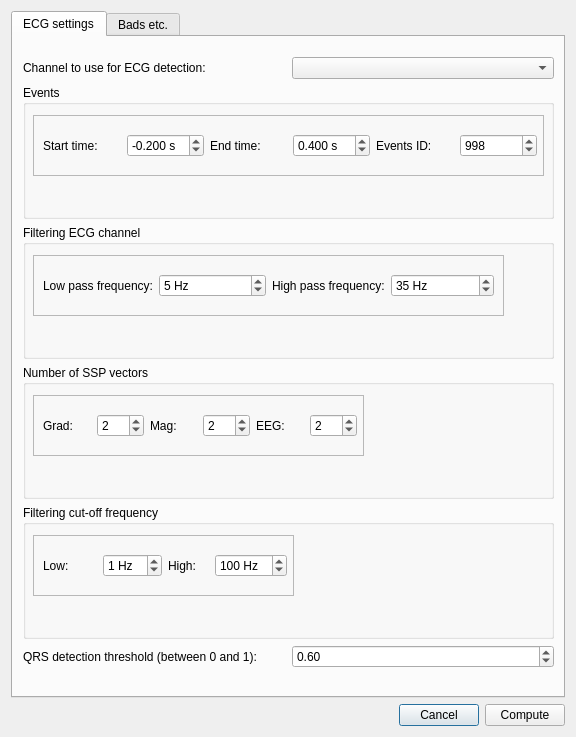
Before: the Qt Designer form meggie/ui/qt4Designer_ui_files/ecgParametersDialog.ui in cibr-jyu/meggie, drawn with Qt 5.
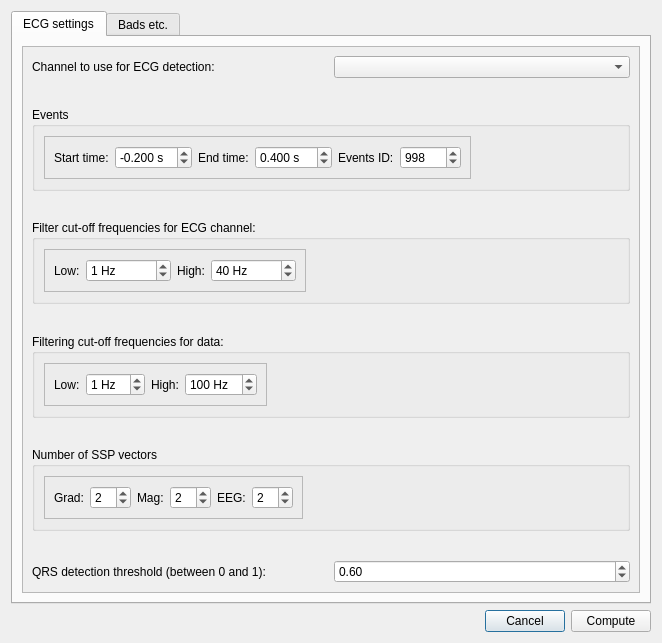
After: the same form once the commit is applied.

Commit message: Default values fixed for ecgParametersDialog + filterDialog

```diff
--- a/meggie/ui/qt4Designer_ui_files/ecgParametersDialog.ui
+++ b/meggie/ui/qt4Designer_ui_files/ecgParametersDialog.ui
@@ -6,8 +6,8 @@
    <rect>
     <x>0</x>
     <y>0</y>
-    <width>576</width>
-    <height>737</height>
+    <width>662</width>
+    <height>643</height>
    </rect>
   </property>
   <property name="windowTitle">
@@ -23,15 +23,23 @@
       <attribute name="title">
        <string>ECG settings</string>
       </attribute>
-      <widget class="QWidget" name="layoutWidget">
+      <layout class="QGridLayout" name="gridLayout_2">
+       <item row="0" column="0">
+        <widget class="QScrollArea" name="scrollArea">
+         <property name="widgetResizable">
+          <bool>true</bool>
+         </property>
+         <widget class="QWidget" name="scrollAreaWidgetContents_2">
        <property name="geometry">
         <rect>
-         <x>10</x>
-         <y>20</y>
-         <width>531</width>
-         <height>611</height>
-        </rect>
-       </property>
+            <x>0</x>
+            <y>0</y>
+            <width>618</width>
+            <height>538</height>
+           </rect>
+          </property>
+          <layout class="QGridLayout" name="gridLayout_7">
+           <item row="0" column="0">
        <layout class="QVBoxLayout" name="verticalLayout_5">
         <item>
          <layout class="QHBoxLayout" name="horizontalLayout_10">
@@ -47,35 +55,35 @@
           </item>
          </layout>
         </item>
+             <item>
+              <spacer name="verticalSpacer_5">
+               <property name="orientation">
+                <enum>Qt::Vertical</enum>
+               </property>
+               <property name="sizeHint" stdset="0">
+                <size>
+                 <width>20</width>
+                 <height>40</height>
+                </size>
+               </property>
+              </spacer>
+             </item>
         <item>
          <widget class="QGroupBox" name="groupBoxEvent">
           <property name="title">
            <string>Events</string>
           </property>
+               <layout class="QFormLayout" name="formLayout_4">
+                <item row="0" column="0">
           <widget class="QFrame" name="frame">
-           <property name="geometry">
-            <rect>
-             <x>10</x>
-             <y>30</y>
-             <width>511</width>
-             <height>61</height>
-            </rect>
-           </property>
            <property name="frameShape">
             <enum>QFrame::StyledPanel</enum>
            </property>
            <property name="frameShadow">
             <enum>QFrame::Raised</enum>
            </property>
-           <widget class="QWidget" name="horizontalLayoutWidget_8">
-            <property name="geometry">
-             <rect>
-              <x>10</x>
-              <y>10</y>
-              <width>494</width>
-              <height>41</height>
-             </rect>
-            </property>
+                  <layout class="QFormLayout" name="formLayout_3">
+                   <item row="0" column="0">
             <layout class="QHBoxLayout" name="horizontalLayout_8">
              <item>
               <layout class="QHBoxLayout" name="horizontalLayout">
@@ -159,46 +167,61 @@
               </layout>
              </item>
             </layout>
-           </widget>
-          </widget>
-         </widget>
+                   </item>
+                  </layout>
+                 </widget>
+                </item>
+               </layout>
+              </widget>
+             </item>
+             <item>
+              <spacer name="verticalSpacer">
+               <property name="orientation">
+                <enum>Qt::Vertical</enum>
+               </property>
+               <property name="sizeHint" stdset="0">
+                <size>
+                 <width>20</width>
+                 <height>40</height>
+                </size>
+               </property>
+              </spacer>
         </item>
         <item>
          <widget class="QGroupBox" name="groupBoxFilteringECG">
           <property name="title">
-           <string>Filtering ECG channel</string>
-          </property>
+                <string>Filter cut-off frequencies for ECG channel:</string>
+               </property>
+               <layout class="QFormLayout" name="formLayout_5">
+                <item row="0" column="0">
           <widget class="QFrame" name="frame_6">
-           <property name="geometry">
-            <rect>
-             <x>10</x>
-             <y>30</y>
-             <width>471</width>
-             <height>61</height>
-            </rect>
-           </property>
            <property name="frameShape">
             <enum>QFrame::StyledPanel</enum>
            </property>
            <property name="frameShadow">
             <enum>QFrame::Raised</enum>
            </property>
-           <widget class="QWidget" name="horizontalLayoutWidget_20">
-            <property name="geometry">
-             <rect>
-              <x>10</x>
-              <y>10</y>
-              <width>451</width>
-              <height>41</height>
-             </rect>
-            </property>
+                  <layout class="QGridLayout" name="gridLayout_3">
+                   <item row="0" column="0">
             <layout class="QHBoxLayout" name="horizontalLayout_18">
+                     <property name="spacing">
+                      <number>6</number>
+                     </property>
+                     <property name="sizeConstraint">
+                      <enum>QLayout::SetDefaultConstraint</enum>
+                     </property>
              <item>
               <layout class="QHBoxLayout" name="horizontalLayout_23">
                <item>
                 <widget class="QLabel" name="labelLowPass">
+                         <property name="sizePolicy">
+                          <sizepolicy hsizetype="Preferred" vsizetype="Preferred">
+                           <horstretch>0</horstretch>
+                           <verstretch>0</verstretch>
+                          </sizepolicy>
+                         </property>
                  <property name="text">
-                  <string>Low pass frequency:</string>
+                          <string>Low:</string>
                  </property>
                 </widget>
                </item>
@@ -207,8 +230,11 @@
                  <property name="suffix">
                   <string> Hz</string>
                  </property>
+                         <property name="maximum">
+                          <number>1000000</number>
+                         </property>
                  <property name="value">
-                  <number>5</number>
+                          <number>1</number>
                  </property>
                 </widget>
                </item>
@@ -219,7 +245,7 @@
                <item>
                 <widget class="QLabel" name="labelHighPass">
                  <property name="text">
-                  <string>High pass frequency:</string>
+                          <string>High:</string>
                  </property>
                 </widget>
                </item>
@@ -229,49 +255,135 @@
                   <string> Hz</string>
                  </property>
                  <property name="maximum">
+                          <number>1000000000</number>
+                         </property>
+                         <property name="value">
+                          <number>40</number>
+                         </property>
+                        </widget>
+                       </item>
+                      </layout>
+                     </item>
+                    </layout>
+                   </item>
+                  </layout>
+                 </widget>
+                </item>
+               </layout>
+              </widget>
+             </item>
+             <item>
+              <spacer name="verticalSpacer_2">
+               <property name="orientation">
+                <enum>Qt::Vertical</enum>
+               </property>
+               <property name="sizeHint" stdset="0">
+                <size>
+                 <width>20</width>
+                 <height>40</height>
+                </size>
+               </property>
+              </spacer>
+             </item>
+             <item>
+              <widget class="QGroupBox" name="groupBoxFilter">
+               <property name="title">
+                <string>Filtering cut-off frequencies for data:</string>
+               </property>
+               <layout class="QFormLayout" name="formLayout_6">
+                <item row="0" column="0">
+                 <widget class="QFrame" name="frame_7">
+                  <property name="frameShape">
+                   <enum>QFrame::StyledPanel</enum>
+                  </property>
+                  <property name="frameShadow">
+                   <enum>QFrame::Raised</enum>
+                  </property>
+                  <layout class="QGridLayout" name="gridLayout_6">
+                   <item row="0" column="0">
+                    <layout class="QHBoxLayout" name="horizontalLayout_25">
+                     <item>
+                      <layout class="QHBoxLayout" name="horizontalLayout_26">
+                       <item>
+                        <widget class="QLabel" name="labelLow">
+                         <property name="text">
+                          <string>Low:</string>
+                         </property>
+                        </widget>
+                       </item>
+                       <item>
+                        <widget class="QSpinBox" name="spinBoxLow">
+                         <property name="suffix">
+                          <string> Hz</string>
+                         </property>
+                         <property name="value">
+                          <number>1</number>
+                         </property>
+                        </widget>
+                       </item>
+                      </layout>
+                     </item>
+                     <item>
+                      <layout class="QHBoxLayout" name="horizontalLayout_27">
+                       <item>
+                        <widget class="QLabel" name="labelHigh">
+                         <property name="text">
+                          <string>High:</string>
+                         </property>
+                        </widget>
+                       </item>
+                       <item>
+                        <widget class="QSpinBox" name="spinBoxHigh">
+                         <property name="suffix">
+                          <string> Hz</string>
+                         </property>
+                         <property name="maximum">
                   <number>1000</number>
                  </property>
                  <property name="value">
-                  <number>35</number>
+                          <number>100</number>
                  </property>
                 </widget>
                </item>
               </layout>
              </item>
             </layout>
-           </widget>
-          </widget>
-         </widget>
+                   </item>
+                  </layout>
+                 </widget>
+                </item>
+               </layout>
+              </widget>
+             </item>
+             <item>
+              <spacer name="verticalSpacer_3">
+               <property name="orientation">
+                <enum>Qt::Vertical</enum>
+               </property>
+               <property name="sizeHint" stdset="0">
+                <size>
+                 <width>20</width>
+                 <height>40</height>
+                </size>
+               </property>
+              </spacer>
         </item>
         <item>
          <widget class="QGroupBox" name="groupBoxSSP">
           <property name="title">
            <string>Number of SSP vectors</string>
           </property>
+               <layout class="QFormLayout" name="formLayout_7">
+                <item row="0" column="0">
           <widget class="QFrame" name="frame_2">
-           <property name="geometry">
-            <rect>
-             <x>10</x>
-             <y>30</y>
-             <width>331</width>
-             <height>61</height>
-            </rect>
-           </property>
            <property name="frameShape">
             <enum>QFrame::StyledPanel</enum>
            </property>
            <property name="frameShadow">
             <enum>QFrame::Raised</enum>
            </property>
-           <widget class="QWidget" name="horizontalLayoutWidget_9">
-            <property name="geometry">
-             <rect>
-              <x>10</x>
-              <y>10</y>
-              <width>314</width>
-              <height>41</height>
-             </rect>
-            </property>
+                  <layout class="QGridLayout" name="gridLayout_5">
+                   <item row="0" column="0">
             <layout class="QHBoxLayout" name="horizontalLayout_9">
              <item>
               <layout class="QHBoxLayout" name="horizontalLayout_3">
@@ -328,89 +440,25 @@
               </layout>
              </item>
             </layout>
-           </widget>
-          </widget>
-         </widget>
-        </item>
-        <item>
-         <widget class="QGroupBox" name="groupBoxFilter">
-          <property name="title">
-           <string>Filtering cut-off frequency</string>
-          </property>
-          <widget class="QFrame" name="frame_7">
-           <property name="geometry">
-            <rect>
-             <x>10</x>
-             <y>30</y>
-             <width>261</width>
-             <height>61</height>
-            </rect>
-           </property>
-           <property name="frameShape">
-            <enum>QFrame::StyledPanel</enum>
-           </property>
-           <property name="frameShadow">
-            <enum>QFrame::Raised</enum>
-           </property>
-           <widget class="QWidget" name="horizontalLayoutWidget_19">
-            <property name="geometry">
-             <rect>
-              <x>10</x>
-              <y>10</y>
-              <width>244</width>
-              <height>41</height>
-             </rect>
-            </property>
-            <layout class="QHBoxLayout" name="horizontalLayout_25">
-             <item>
-              <layout class="QHBoxLayout" name="horizontalLayout_26">
-               <item>
-                <widget class="QLabel" name="labelLow">
-                 <property name="text">
-                  <string>Low:</string>
-                 </property>
-                </widget>
-               </item>
-               <item>
-                <widget class="QSpinBox" name="spinBoxLow">
-                 <property name="suffix">
-                  <string> Hz</string>
-                 </property>
-                 <property name="value">
-                  <number>1</number>
-                 </property>
-                </widget>
-               </item>
-              </layout>
-             </item>
-             <item>
-              <layout class="QHBoxLayout" name="horizontalLayout_27">
-               <item>
-                <widget class="QLabel" name="labelHigh">
-                 <property name="text">
-                  <string>High:</string>
-                 </property>
+                   </item>
+                  </layout>
+                 </widget>
+                </item>
+               </layout>
                 </widget>
                </item>
                <item>
-                <widget class="QSpinBox" name="spinBoxHigh">
-                 <property name="suffix">
-                  <string> Hz</string>
-                 </property>
-                 <property name="maximum">
-                  <number>1000</number>
-                 </property>
-                 <property name="value">
-                  <number>100</number>
-                 </property>
-                </widget>
-               </item>
-              </layout>
-             </item>
-            </layout>
-           </widget>
-          </widget>
-         </widget>
+              <spacer name="verticalSpacer_4">
+               <property name="orientation">
+                <enum>Qt::Vertical</enum>
+               </property>
+               <property name="sizeHint" stdset="0">
+                <size>
+                 <width>20</width>
+                 <height>40</height>
+                </size>
+               </property>
+              </spacer>
         </item>
         <item>
          <layout class="QHBoxLayout" name="horizontalLayout_17">
@@ -437,7 +485,12 @@
          </layout>
         </item>
        </layout>
-      </widget>
+           </item>
+          </layout>
+         </widget>
+        </widget>
+       </item>
+      </layout>
      </widget>
      <widget class="QWidget" name="tabECG2">
       <attribute name="title">
@@ -503,7 +556,7 @@
         <rect>
          <x>10</x>
          <y>110</y>
-         <width>308</width>
+         <width>341</width>
          <height>41</height>
         </rect>
        </property>
```
Left out of the diff: 59 changed lines with no effect on the pictures. Lines whose indentation alone changed are shown as unchanged. The commit also changes 3 other files.
